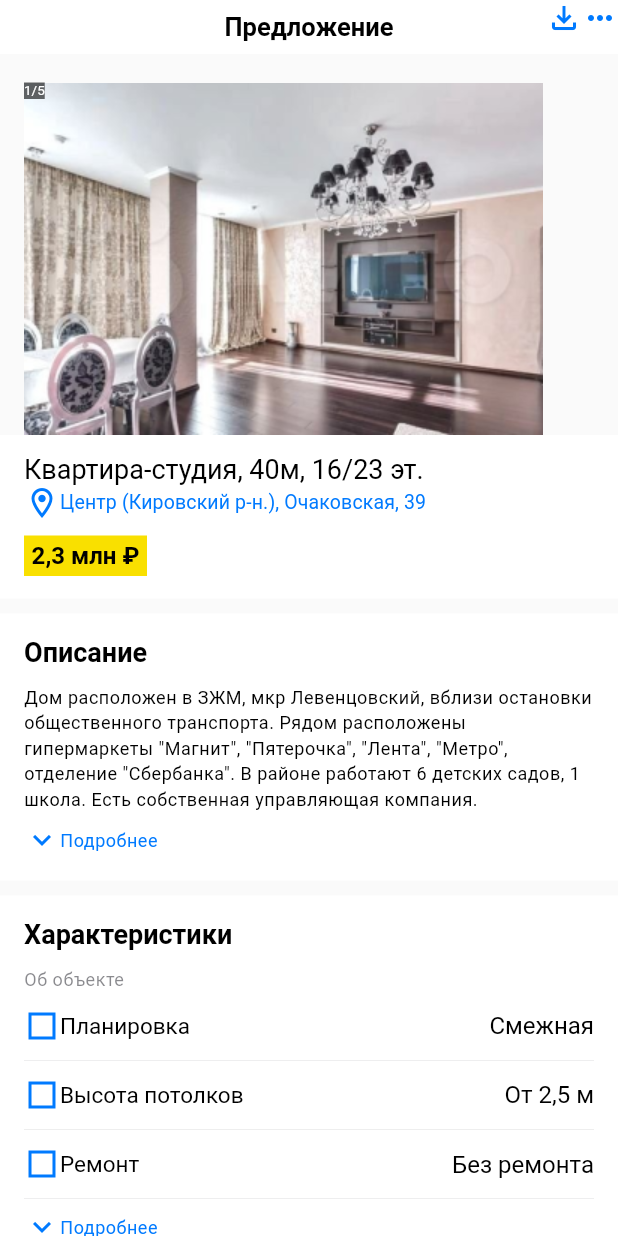
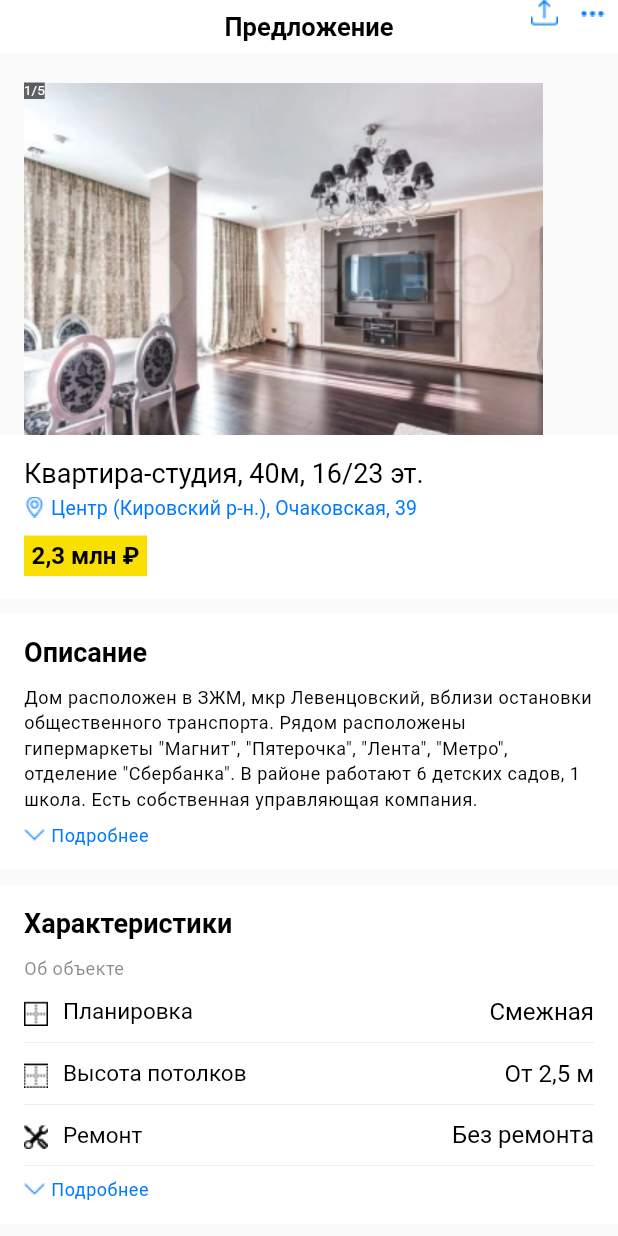
Before and after one commit to abezuglova/first_task_basic, a Flutter app: the screen it shows after launch, on a phone screen of 412 x 824 dp. Run offline on Flutter 3.47's test engine with Material 2 defaults, Android fonts, the light colour scheme and no system bars; our stand-ins replace google_fonts.

Commit message:
icons added

```diff
--- a/lib/assets/app_images.dart
+++ b/lib/assets/app_images.dart
@@ -1,4 +1,11 @@
 class AppImages {
   static const firstImage = 'images/flat.png';
   static const logo = 'images/avito_logo.png';
+  static const locationIcon = 'images/location_icon.png';
+  static const chevronDownIcon = 'images/chevron_down_icon.png';
+  static const fileDownloadIcon = 'images/file_download_icon.png';
+  static const moreIcon = 'images/more_icon.png';
+  static const planningIcon = 'images/planning_icon.png';
+  static const ceilingIcon = 'images/ceiling_icon.png';
+  static const repairIcon = 'images/repair_icon.png';
 }
--- a/lib/main.dart
+++ b/lib/main.dart
@@ -49,6 +49,7 @@ class MyApp extends StatelessWidget {
             fontWeight: FontWeight.normal,
             fontSize: 18,
             color: Colors.black,
+            height: 25 / 18,
           ),
           headlineMedium: const TextStyle(
             fontWeight: FontWeight.normal,
@@ -64,6 +65,7 @@ class MyApp extends StatelessWidget {
             fontWeight: FontWeight.normal,
             fontSize: 13,
             color: Colors.black,
+            height: 18 / 13,
           ),
           titleMedium: const TextStyle(
             fontWeight: FontWeight.w600,
--- a/lib/widgets/characteristics_widget.dart
+++ b/lib/widgets/characteristics_widget.dart
@@ -1,3 +1,4 @@
+import 'package:first_task_basic/assets/app_images.dart';
 import 'package:flutter/material.dart';
 
 class CharacteristicsWidget extends StatelessWidget {
@@ -28,7 +29,8 @@ class CharacteristicsWidget extends StatelessWidget {
             children: [
               Row(
                 children: [
-                  const Icon(Icons.square_outlined),
+                  const Image(image: AssetImage(AppImages.planningIcon)),
+                  const SizedBox(width: 10),
                   Text(
                     'Планировка',
                     style: textTheme.bodyMedium,
@@ -52,7 +54,8 @@ class CharacteristicsWidget extends StatelessWidget {
             children: [
               Row(
                 children: [
-                  const Icon(Icons.square_outlined),
+                  const Image(image: AssetImage(AppImages.ceilingIcon)),
+                  const SizedBox(width: 10),
                   Text(
                     'Высота потолков',
                     style: textTheme.bodyMedium,
@@ -76,7 +79,8 @@ class CharacteristicsWidget extends StatelessWidget {
             children: [
               Row(
                 children: [
-                  const Icon(Icons.square_outlined),
+                  const Image(image: AssetImage(AppImages.repairIcon)),
+                  const SizedBox(width: 10),
                   Text(
                     'Ремонт',
                     style: textTheme.bodyMedium,
@@ -97,7 +101,8 @@ class CharacteristicsWidget extends StatelessWidget {
           const SizedBox(height: 7),
           Row(
             children: [
-              const Icon(Icons.keyboard_arrow_down),
+              const Image(image: AssetImage(AppImages.chevronDownIcon)),
+              const SizedBox(width: 4),
               Text(
                 'Подробнее',
                 style: textTheme.bodySmall!
--- a/lib/widgets/custom_app_bar.dart
+++ b/lib/widgets/custom_app_bar.dart
@@ -1,3 +1,4 @@
+import 'package:first_task_basic/assets/app_images.dart';
 import 'package:flutter/material.dart';
 
 class CustomAppBar extends StatelessWidget implements PreferredSizeWidget {
@@ -17,15 +18,12 @@ class CustomAppBar extends StatelessWidget implements PreferredSizeWidget {
               style: textTheme.titleLarge,
             )),
             Positioned(
-              right: 0,
+              right: 9,
               child: Row(
                 children: const [
-                  Icon(
-                    Icons.file_download_outlined,
-                  ),
-                  Icon(
-                    Icons.more_horiz,
-                  ),
+                  Image(image: AssetImage(AppImages.fileDownloadIcon)),
+                  SizedBox(width: 15),
+                  Image(image: AssetImage(AppImages.moreIcon)),
                 ],
               ),
             ),
--- a/lib/widgets/description_widget.dart
+++ b/lib/widgets/description_widget.dart
@@ -1,3 +1,4 @@
+import 'package:first_task_basic/assets/app_images.dart';
 import 'package:flutter/material.dart';
 
 class DescriptionWidget extends StatelessWidget {
@@ -24,7 +25,8 @@ class DescriptionWidget extends StatelessWidget {
           const SizedBox(height: 7),
           Row(
             children: [
-              const Icon(Icons.keyboard_arrow_down),
+              const Image(image: AssetImage(AppImages.chevronDownIcon)),
+              const SizedBox(width: 4),
               Text(
                 'Подробнее',
                 style: textTheme.bodySmall!.copyWith(color: Theme.of(context).primaryColor),
--- a/lib/widgets/main_info_widget.dart
+++ b/lib/widgets/main_info_widget.dart
@@ -1,3 +1,4 @@
+import 'package:first_task_basic/assets/app_images.dart';
 import 'package:flutter/material.dart';
 
 class MainInfoWidget extends StatelessWidget {
@@ -7,7 +8,6 @@ class MainInfoWidget extends StatelessWidget {
   Widget build(BuildContext context) {
     final textTheme = Theme.of(context).textTheme;
     return Container(
-      height: 109,
       color: Colors.white,
       padding: const EdgeInsets.fromLTRB(16, 12, 16, 15),
       child: Column(
@@ -17,9 +17,11 @@ class MainInfoWidget extends StatelessWidget {
             'Квартира-студия, 40м, 16/23 эт.',
             style: textTheme.headlineSmall,
           ),
+          const SizedBox(height: 2),
           Row(
             children: [
-              const Icon(Icons.location_on_outlined),
+              const Image(image: AssetImage(AppImages.locationIcon)),
+              const SizedBox(width: 4),
               Text(
                 'Центр (Кировский р-н.), Очаковская, 39',
                 style: textTheme.titleSmall!
```
Also changed, not shown: images/ceiling_icon.png (added), images/chevron_down_icon.png (added), images/file_download_icon.png (added), images/location_icon.png (added), images/more_icon.png (added), images/planning_icon.png (added), images/repair_icon.png (added).
